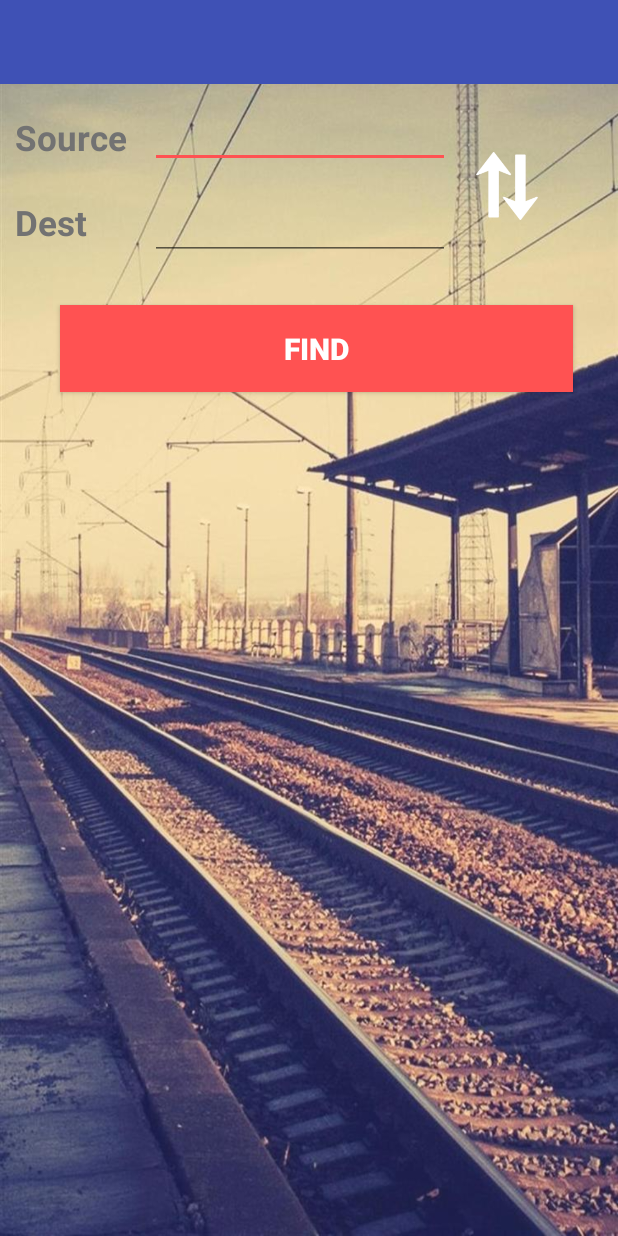
After one commit to sbhambad/IRCTCDemo, an Android app: the FindTrains screen opened directly, with no data from a screen before it, on a phone screen of 412 x 824 dp. The commit adds this screen. Run offline under Robolectric (Android 15) with nearby library versions, the phone set to English and light mode, and no system bars.

Commit message:
image added

```diff
--- a/IRCTC/app/src/main/AndroidManifest.xml
+++ b/IRCTC/app/src/main/AndroidManifest.xml
@@ -5,8 +5,8 @@
     <uses-permission android:name="android.permission.INTERNET" />
 
     <application
+        android:name=".AppController"
         android:allowBackup="true"
-        android:name=".AppController"
         android:icon="@mipmap/ic_launcher"
         android:label="@string/app_name"
         android:theme="@style/AppTheme" >
@@ -19,6 +19,14 @@
                 <category android:name="android.intent.category.LAUNCHER" />
             </intent-filter>
         </activity>
+        <activity
+            android:name=".activities.FindTrains"
+            android:label="@string/title_activity_find_trains"
+            android:parentActivityName=".MainActivity" >
+            <meta-data
+                android:name="android.support.PARENT_ACTIVITY"
+                android:value="com.zuneeue.irctcinfo.MainActivity" />
+        </activity>
     </application>
 
 </manifest>
--- /dev/null
+++ b/IRCTC/app/src/main/java/com/zuneeue/irctcinfo/activities/FindTrains.java
@@ -0,0 +1,39 @@
+package com.zuneeue.irctcinfo.activities;
+
+import android.support.v7.app.AppCompatActivity;
+import android.os.Bundle;
+import android.view.Menu;
+import android.view.MenuItem;
+
+import com.zuneeue.irctcinfo.R;
+
+public class FindTrains extends AppCompatActivity {
+
+    @Override
+    protected void onCreate(Bundle savedInstanceState) {
+        super.onCreate(savedInstanceState);
+        setContentView(R.layout.activity_find_trains);
+    }
+
+    @Override
+    public boolean onCreateOptionsMenu(Menu menu) {
+        // Inflate the menu; this adds items to the action bar if it is present.
+        getMenuInflater().inflate(R.menu.menu_find_trains, menu);
+        return true;
+    }
+
+    @Override
+    public boolean onOptionsItemSelected(MenuItem item) {
+        // Handle action bar item clicks here. The action bar will
+        // automatically handle clicks on the Home/Up button, so long
+        // as you specify a parent activity in AndroidManifest.xml.
+        int id = item.getItemId();
+
+        //noinspection SimplifiableIfStatement
+        if (id == R.id.action_settings) {
+            return true;
+        }
+
+        return super.onOptionsItemSelected(item);
+    }
+}
--- /dev/null
+++ b/IRCTC/app/src/main/res/layout/activity_find_trains.xml
@@ -0,0 +1,91 @@
+<RelativeLayout xmlns:android="http://schemas.android.com/apk/res/android"
+    xmlns:tools="http://schemas.android.com/tools"
+    android:layout_width="match_parent"
+    android:layout_height="match_parent"
+    android:background="@drawable/train_bg"
+    tools:context="com.zuneeue.irctcinfo.activities.FindTrains">
+
+    <include
+        android:id="@+id/toolbar"
+        layout="@layout/toolbar" />
+
+    <RelativeLayout
+        android:layout_width="match_parent"
+        android:layout_height="match_parent"
+        android:layout_below="@id/toolbar"
+        android:layout_marginLeft="10dp"
+        android:layout_marginTop="20dp">
+
+        <TextView
+            android:id="@+id/sourceTxt"
+            android:layout_width="wrap_content"
+            android:layout_height="wrap_content"
+            android:text="Source"
+            android:textColor="@color/textColorSecondary"
+            android:textSize="23sp"
+            android:textStyle="bold" />
+
+        <EditText
+            android:id="@+id/source"
+            android:layout_width="200dp"
+            android:layout_height="wrap_content"
+            android:layout_marginLeft="15dp"
+            android:layout_toRightOf="@id/sourceTxt"
+
+            android:padding="3dp"
+            android:textSize="22sp" />
+
+        <ImageView
+            android:layout_width="45dp"
+            android:layout_height="45dp"
+            android:layout_marginLeft="15dp"
+
+            android:layout_marginTop="25dp"
+            android:layout_toRightOf="@+id/source"
+            android:src="@drawable/arrow" />
+
+
+        <TextView
+            android:id="@+id/destTxt"
+            android:layout_width="wrap_content"
+            android:layout_height="wrap_content"
+            android:layout_below="@id/sourceTxt"
+            android:layout_marginTop="25dp"
+            android:text="Dest"
+            android:textColor="@color/textColorSecondary"
+            android:textSize="23sp"
+            android:textStyle="bold" />
+
+        <EditText
+            android:id="@+id/dest"
+            android:layout_width="200dp"
+            android:layout_height="wrap_content"
+            android:layout_below="@id/source"
+            android:layout_marginLeft="15dp"
+            android:layout_marginTop="25dp"
+            android:layout_toRightOf="@id/sourceTxt"
+
+            android:padding="3dp"
+            android:textSize="22sp" />
+
+
+        <Button
+            android:layout_width="match_parent"
+            android:layout_height="wrap_content"
+            android:layout_below="@id/dest"
+            android:text="Find"
+            android:layout_marginLeft="30dp"
+            android:layout_marginRight="30dp"
+            android:paddingTop="15dp"
+            android:paddingBottom="15dp"
+            android:textSize="20sp"
+            android:textStyle="bold"
+            android:background="@color/colorAccent"
+            android:layout_marginTop="30dp"
+            android:textColor="@color/white"/>
+
+
+    </RelativeLayout>
+
+
+</RelativeLayout>
--- /dev/null
+++ b/IRCTC/app/src/main/res/menu/menu_find_trains.xml
@@ -0,0 +1,7 @@
+<menu xmlns:android="http://schemas.android.com/apk/res/android"
+    xmlns:app="http://schemas.android.com/apk/res-auto"
+    xmlns:tools="http://schemas.android.com/tools"
+    tools:context="com.zuneeue.irctcinfo.activities.FindTrains">
+    <item android:id="@+id/action_settings" android:title="@string/action_settings"
+        android:orderInCategory="100" app:showAsAction="never" />
+</menu>
--- a/IRCTC/app/src/main/res/values/colors.xml
+++ b/IRCTC/app/src/main/res/values/colors.xml
@@ -1,9 +1,16 @@
 <?xml version="1.0" encoding="utf-8"?>
 <resources>
-    <color name="colorPrimary">#1D1E4C</color>
-    <color name="colorPrimaryDark">#1D1E4C</color>
+    <color name="colorPrimary">#3F51B5</color>
+    <color name="colorPrimaryDark">#303F9F</color>
+    <color name="colorPrimaryLight">#C5CAE9</color>
     <color name="textColorPrimary">#212121</color>
+    <color name="textColorSecondary">#727272</color>
     <color name="windowBackground">#FFFFFF</color>
     <color name="navigationBarColor">#000000</color>
-    <color name="colorAccent">#7C4DFF</color>
+    <color name="colorAccent">#FF5252</color>
+    <color name="colorDivider">#B6B6B6</color>
+
+
+
+    <color name="white">#ffffff</color>
 </resources>
--- a/IRCTC/app/src/main/res/values/strings.xml
+++ b/IRCTC/app/src/main/res/values/strings.xml
@@ -3,4 +3,5 @@
 
     <string name="hello_world">Hello world!</string>
     <string name="action_settings">Settings</string>
+    <string name="title_activity_find_trains">FindTrains</string>
 </resources>
--- a/IRCTC/app/src/main/res/values/styles.xml
+++ b/IRCTC/app/src/main/res/values/styles.xml
@@ -5,7 +5,7 @@
 
     </style>
 
-    <style name="AppTheme.Base" parent="Theme.AppCompat.Light.DarkActionBar">
+    <style name="AppTheme.Base" parent="Theme.AppCompat.Light.NoActionBar">
         <item name="windowNoTitle">true</item>
         <item name="windowActionBar">false</item>
         <item name="colorPrimary">@color/colorPrimary</item>
```
Also changed, not shown: IRCTC/app/src/main/res/drawable/arrow.png (added), IRCTC/app/src/main/res/drawable/arrow_gray.png (added), IRCTC/app/src/main/res/drawable/arrow_red.png (added).
